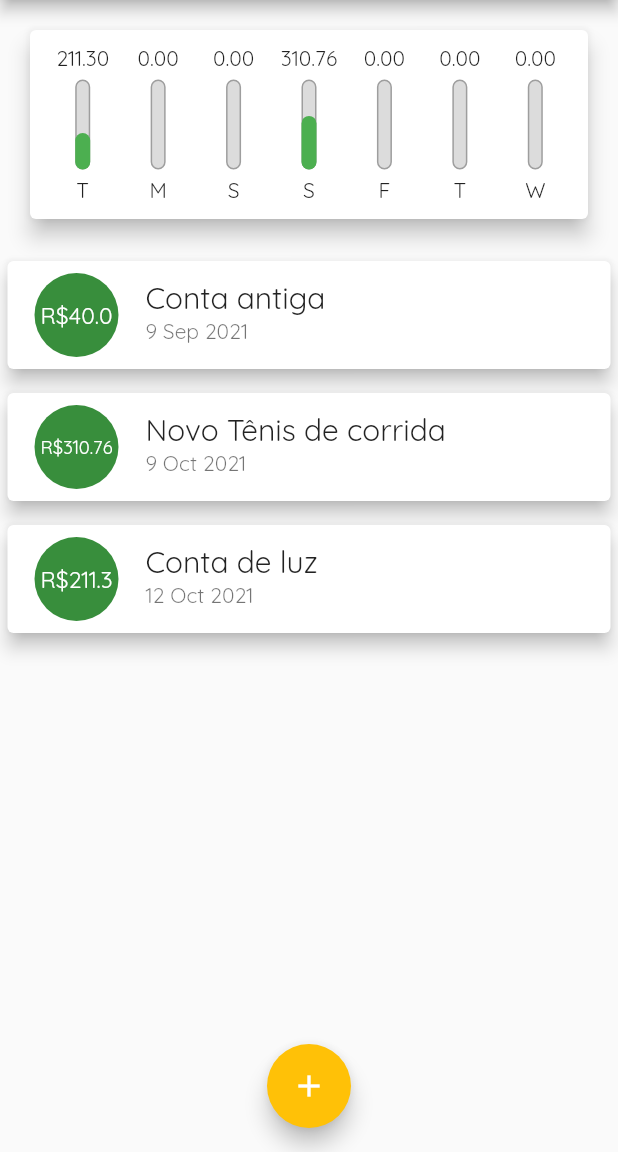
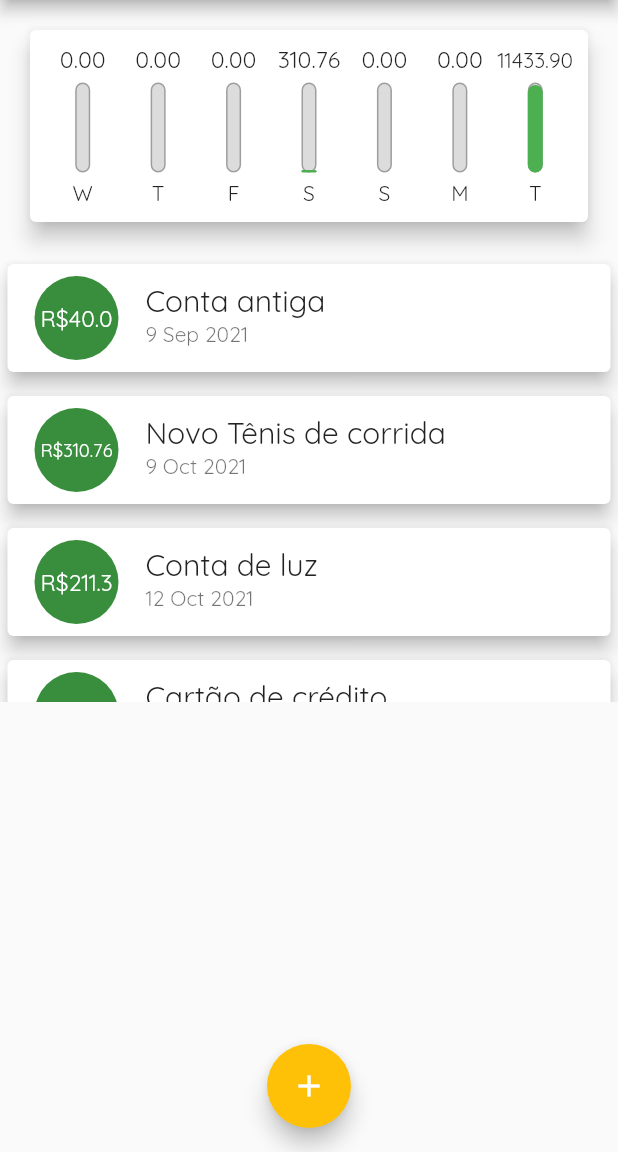
Before and after one commit to DionerWeiss/expenses, a Flutter app: the screen it shows after launch, on a phone screen of 412 x 824 dp, the part 84-1236 px from its top. Run offline on Flutter 3.47's test engine with Material 2 defaults, Android fonts, the phone set to English and light mode, and no system bars.

```diff
--- a/lib/components/chart.dart
+++ b/lib/components/chart.dart
@@ -33,7 +33,7 @@ class Chart extends StatelessWidget {
         'day': DateFormat.E().format(weekDay)[0],
         'value': totalSum,
       };
-    });
+    }).reversed.toList();
   }
 
   double get _weekTotalValue {
--- a/lib/components/chart_bar.dart
+++ b/lib/components/chart_bar.dart
@@ -16,8 +16,11 @@ class ChartBar extends StatelessWidget {
   Widget build(BuildContext context) {
     return Column(
       children: [
-        FittedBox(
-          child: Text('${value.toStringAsFixed(2)}'),
+        Container(
+          height: 20,
+          child: FittedBox(
+            child: Text('${value.toStringAsFixed(2)}'),
+          ),
         ),
         const SizedBox(
           height: 5,
--- a/lib/main.dart
+++ b/lib/main.dart
@@ -62,6 +62,18 @@ class _MyHomePageState extends State<MyHomePage> {
       id: 't2',
       title: 'Conta de luz',
       value: 211.30,
+      date: DateTime.now(),
+    ),
+    Transaction(
+      id: 't3',
+      title: 'Cartão de crédito',
+      value: 11211.30,
+      date: DateTime.now(),
+    ),
+    Transaction(
+      id: 't4',
+      title: 'Lanche',
+      value: 11.30,
       date: DateTime.now(),
     ),
   ];
```
